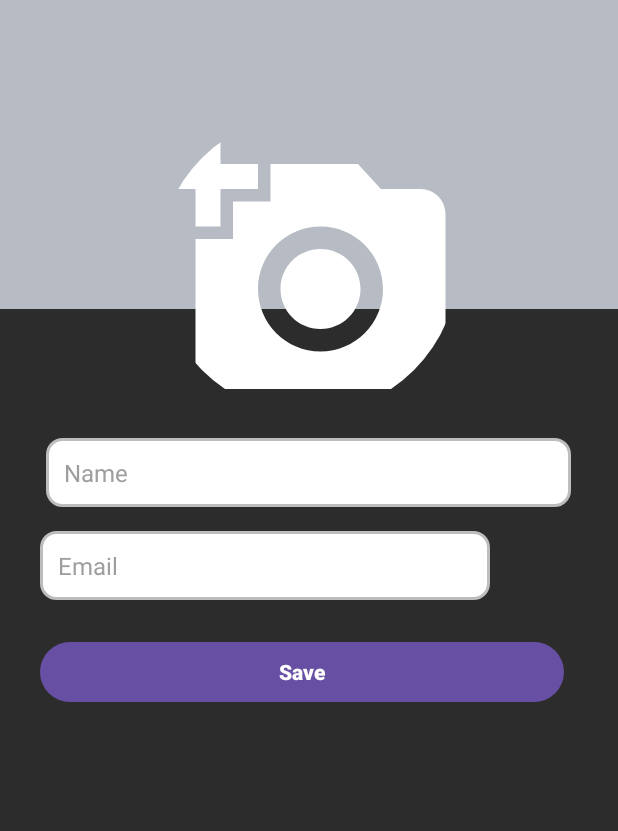
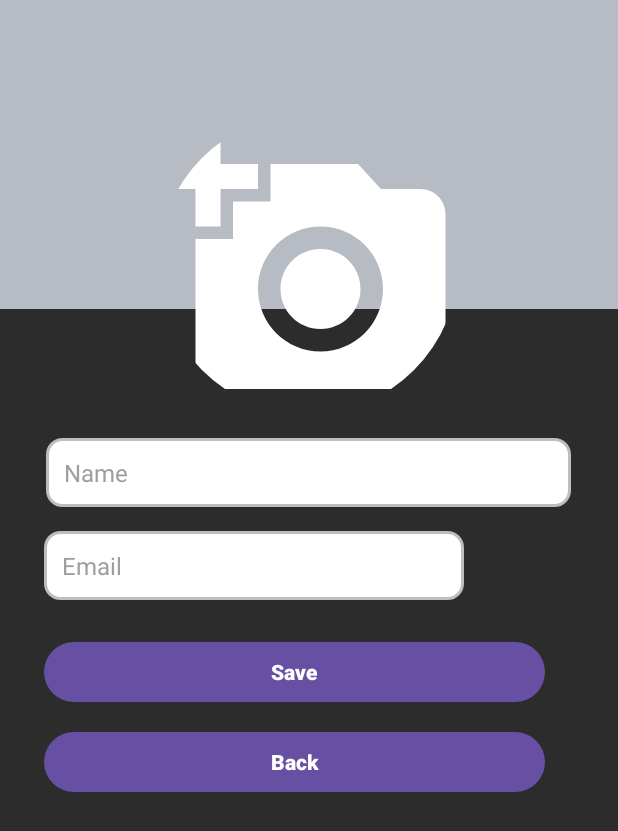
Before and after one commit to wahyudsw03/NotesApp, an Android app: the layout activity_profiles.xml on its own in the app's theme, with its tools: preview values and no code run, on a phone screen of 412 x 824 dp. Shown: the top 831 px of the screen. Run offline under Robolectric (Android 15) with nearby library versions, the phone set to English and light mode, and no system bars.

Commit message:
Tambahin Profile Button di Main

```diff
--- a/app/build.gradle.kts
+++ b/app/build.gradle.kts
@@ -48,6 +48,7 @@ dependencies {
     implementation("com.google.firebase:firebase-storage:20.3.0")
     implementation("androidx.navigation:navigation-fragment-ktx:2.7.5")
     implementation("androidx.navigation:navigation-ui-ktx:2.7.0")
+    implementation("com.google.firebase:firebase-firestore:24.10.0")
     testImplementation("junit:junit:4.13.2")
     androidTestImplementation("androidx.test.ext:junit:1.1.5")
     androidTestImplementation("androidx.test.espresso:espresso-core:3.5.1")
--- a/app/src/main/java/four/saudagar/notesapp/CreateNotes.kt
+++ b/app/src/main/java/four/saudagar/notesapp/CreateNotes.kt
@@ -12,10 +12,8 @@ import android.widget.Toast
 import com.google.firebase.Firebase
 import com.google.firebase.auth.FirebaseAuth
 import com.google.firebase.firestore.firestore
-import java.sql.Time
 import java.text.SimpleDateFormat
 import java.util.Calendar
-import java.util.Date
 import java.util.Locale
 
 class CreateNotes : AppCompatActivity() {
--- a/app/src/main/res/layout/activity_profiles.xml
+++ b/app/src/main/res/layout/activity_profiles.xml
@@ -48,7 +48,7 @@
 
     <EditText
         android:id="@+id/etEmail"
-        android:layout_width="300dp"
+        android:layout_width="280dp"
         android:layout_height="wrap_content"
         android:layout_margin="16dp"
         android:layout_marginStart="30dp"
@@ -99,5 +99,18 @@
         app:layout_constraintStart_toStartOf="@+id/etEmail"
         app:layout_constraintTop_toBottomOf="@+id/etEmail" />
 
+    <Button
+        android:id="@+id/btnBack"
+        android:layout_width="0dp"
+        android:layout_height="wrap_content"
+        android:layout_marginTop="12dp"
+        android:text="@string/backText"
+        android:textColor="#FFFFFF"
+        android:textStyle="bold"
+        app:layout_constraintEnd_toEndOf="@+id/icVerified"
+        app:layout_constraintHorizontal_bias="0.0"
+        app:layout_constraintStart_toStartOf="@+id/btnUpdate"
+        app:layout_constraintTop_toBottomOf="@+id/btnUpdate" />
+
 
 </androidx.constraintlayout.widget.ConstraintLayout>
--- a/app/src/main/res/values/strings.xml
+++ b/app/src/main/res/values/strings.xml
@@ -33,4 +33,6 @@
     <string name="navigation_drawer_close">Close\n</string>
     <string name="default_web_client_id">653197675387-8tm88ei8leg6upto5dqr6l987gp4tedl.apps.googleusercontent.com</string>
     <string name="SignInWithGoogle">Login With Google</string>
+    <string name="profile">Profile</string>
+    <string name="backText">Back</string>
 </resources>
```
Also changed, not shown: app/src/main/java/four/saudagar/notesapp/MainActivity.kt (+72 -7 lines), app/src/main/java/four/saudagar/notesapp/ProfilesActivity.kt (+7 -0 lines), app/src/main/res/layout/activity_login.xml (+0 -8 lines), app/src/main/res/layout/activity_main.xml (+12 -1 lines).
